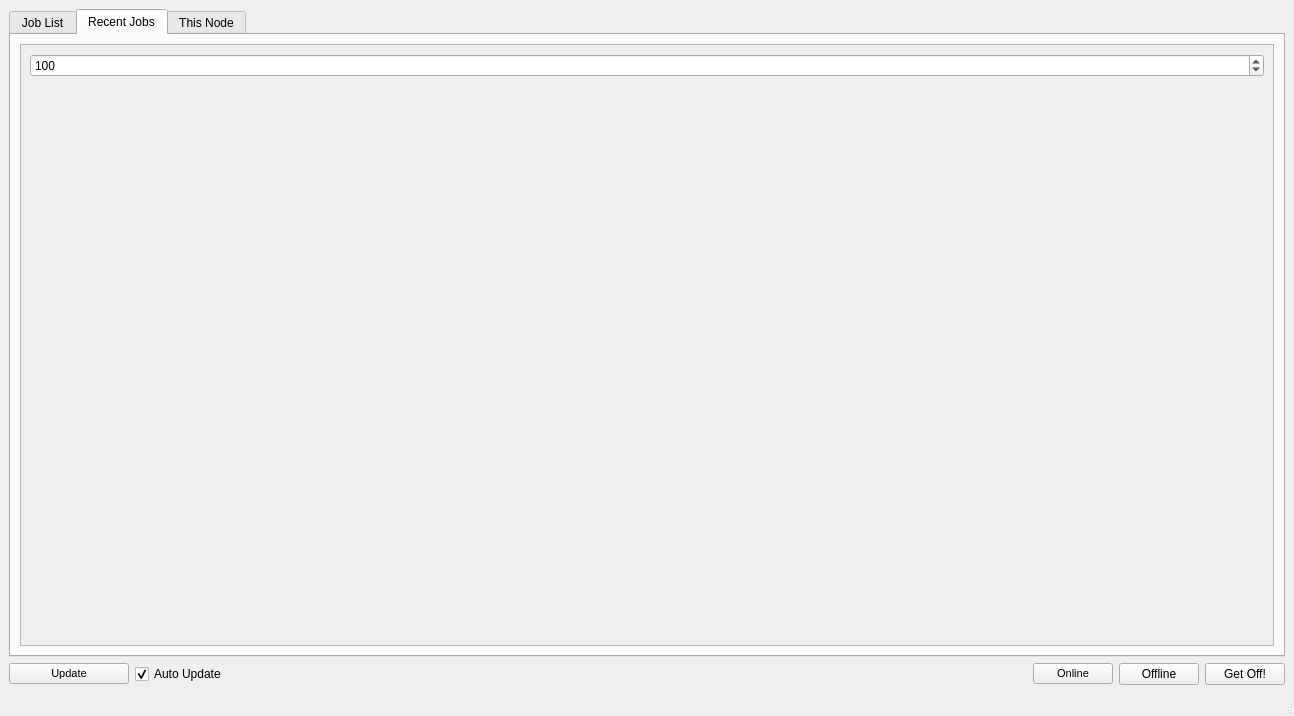
First picture: the form in Documentation/QT_Designer/UI_FarmView.ui, repository david2777/DPS_Hydra, before the edit.
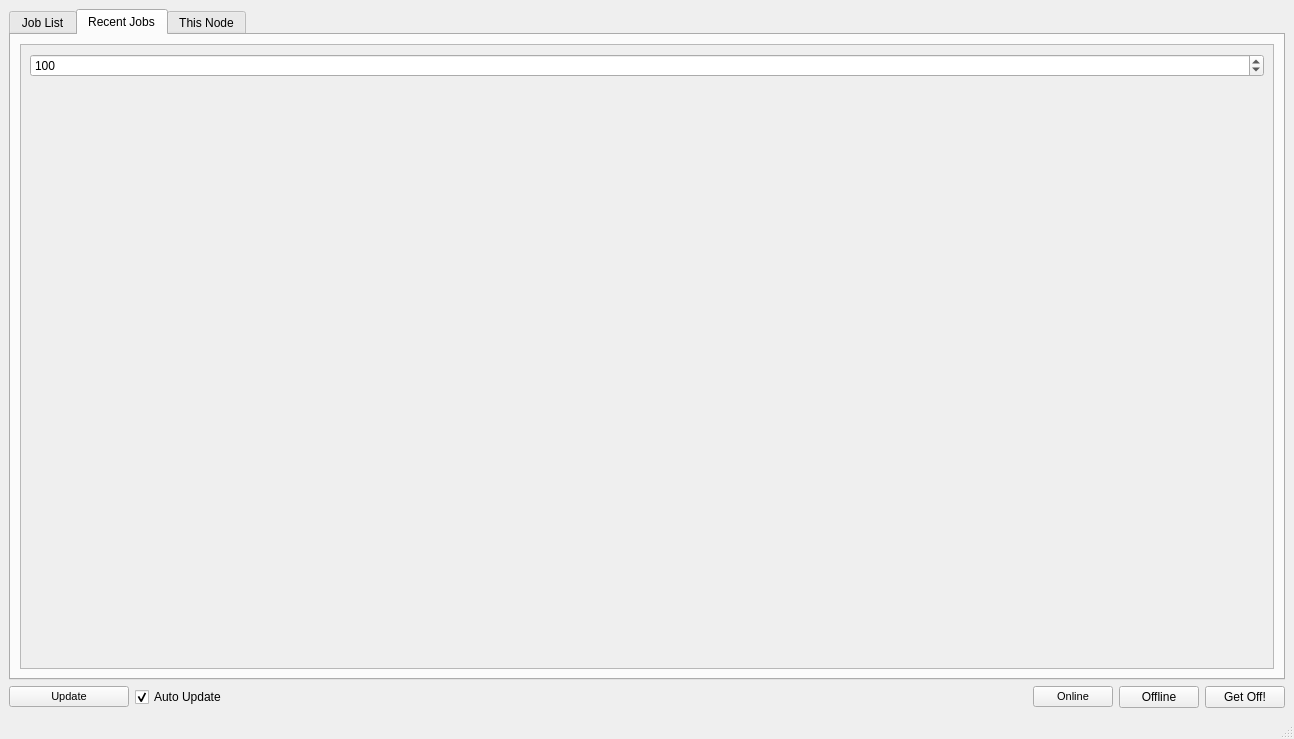
Second picture: the form after the edit. The open tabs and pages were chosen to show the change.

```diff
--- a/Documentation/QT_Designer/UI_FarmView.ui
+++ b/Documentation/QT_Designer/UI_FarmView.ui
@@ -7,7 +7,7 @@
     <x>0</x>
     <y>0</y>
     <width>1294</width>
-    <height>716</height>
+    <height>739</height>
    </rect>
   </property>
   <property name="windowTitle">
@@ -430,8 +430,8 @@
             <rect>
              <x>0</x>
              <y>0</y>
-             <width>98</width>
-             <height>52</height>
+             <width>1250</width>
+             <height>624</height>
             </rect>
            </property>
            <layout class="QGridLayout" name="gridLayout_2">
```
Left out of the diff: 17 changed lines with no effect on the pictures.
